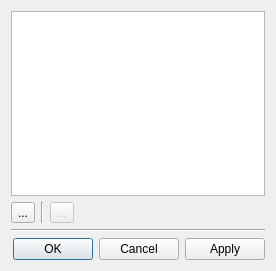
The window that bigglesworth/ui/tagsdialog.ui (MaurizioB/Bigglesworth) describes before a commit, drawn with Qt 5.
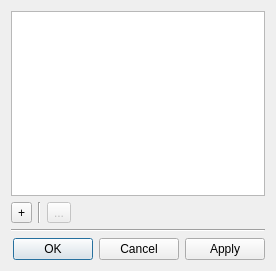
The same window after the commit. Icons and pictures are not drawn. Custom widgets are drawn as their Qt base class.

The edit to the form file:
```diff
--- a/bigglesworth/ui/tagsdialog.ui
+++ b/bigglesworth/ui/tagsdialog.ui
@@ -42,7 +42,7 @@
      <item>
       <widget class="QToolButton" name="addBtn">
        <property name="text">
-        <string>...</string>
+        <string>+</string>
        </property>
        <property name="icon">
         <iconset theme="list-add"/>
```
Left out of the diff: 4 changed lines with no effect on the pictures.
